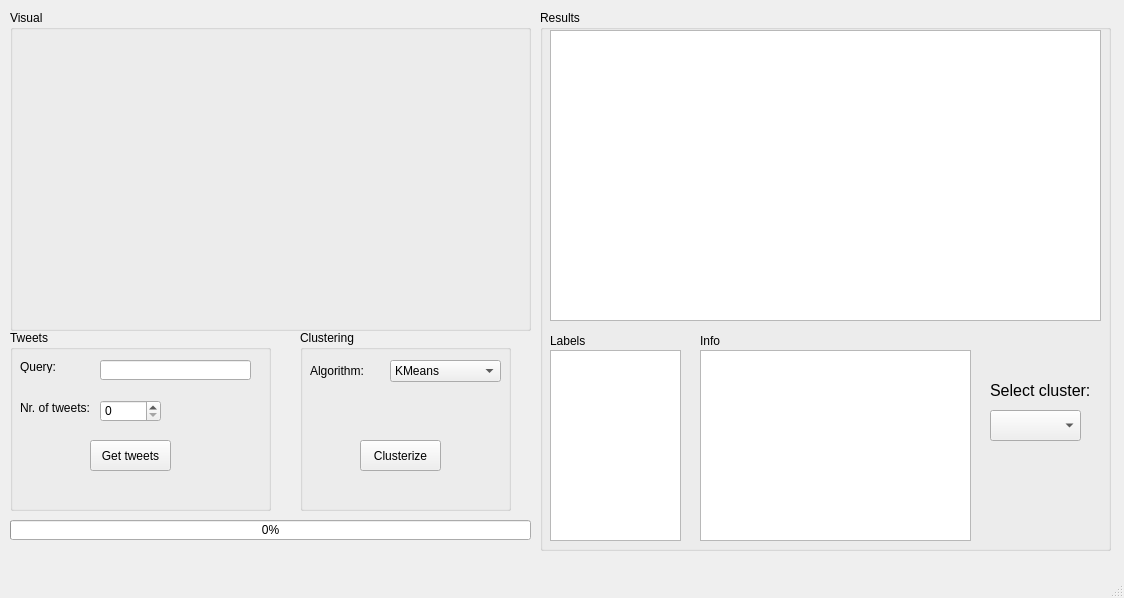
Before: the Qt Designer form frontend/main_window.ui in nemesszili/tweetcluster, drawn with Qt 5.
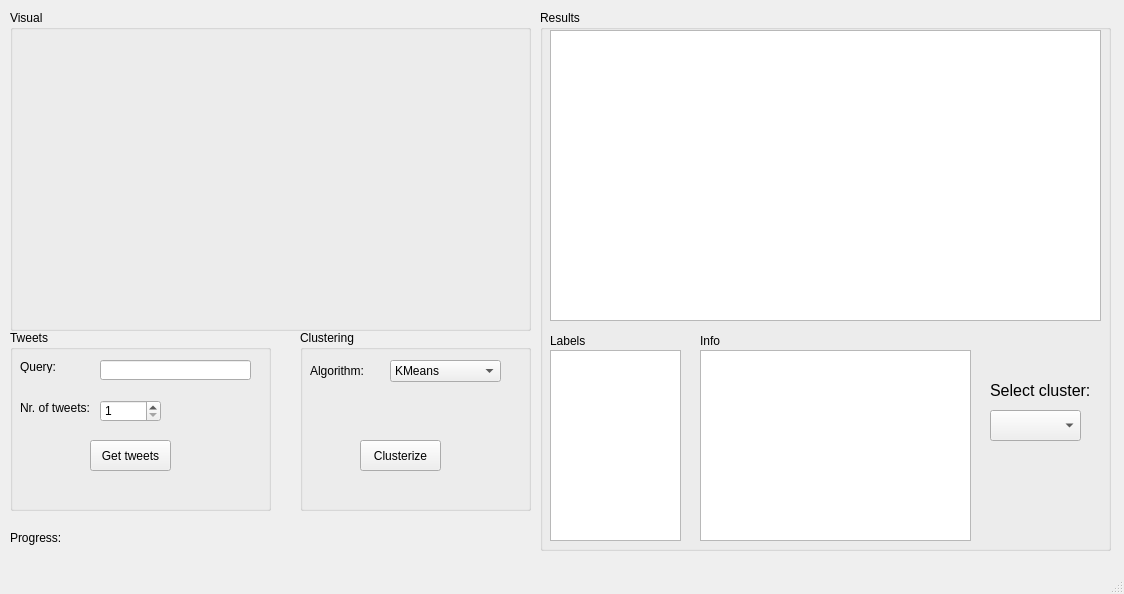
After: the same form once the commit is applied.

What changed in the file:
```diff
--- a/frontend/main_window.ui
+++ b/frontend/main_window.ui
@@ -7,7 +7,7 @@
     <x>0</x>
     <y>0</y>
     <width>1124</width>
-    <height>598</height>
+    <height>594</height>
    </rect>
   </property>
   <property name="sizePolicy">
@@ -90,8 +90,11 @@
        <height>22</height>
       </rect>
      </property>
+     <property name="minimum">
+      <number>1</number>
+     </property>
      <property name="maximum">
-      <number>100</number>
+      <number>5000</number>
      </property>
     </widget>
    </widget>
@@ -100,7 +103,7 @@
      <rect>
       <x>300</x>
       <y>330</y>
-      <width>211</width>
+      <width>231</width>
       <height>181</height>
      </rect>
     </property>
@@ -159,19 +162,6 @@
      </property>
     </widget>
    </widget>
-   <widget class="QProgressBar" name="progressBar">
-    <property name="geometry">
-     <rect>
-      <x>10</x>
-      <y>520</y>
-      <width>521</width>
-      <height>20</height>
-     </rect>
-    </property>
-    <property name="value">
-     <number>0</number>
-    </property>
-   </widget>
    <widget class="QGroupBox" name="groupBox_3">
     <property name="geometry">
      <rect>
@@ -293,6 +283,32 @@
      <layout class="QVBoxLayout" name="verticalLayout"/>
     </widget>
    </widget>
+   <widget class="QLabel" name="label_7">
+    <property name="geometry">
+     <rect>
+      <x>10</x>
+      <y>530</y>
+      <width>61</width>
+      <height>16</height>
+     </rect>
+    </property>
+    <property name="text">
+     <string>Progress:</string>
+    </property>
+   </widget>
+   <widget class="QLabel" name="progressLabel">
+    <property name="geometry">
+     <rect>
+      <x>70</x>
+      <y>530</y>
+      <width>141</width>
+      <height>16</height>
+     </rect>
+    </property>
+    <property name="text">
+     <string/>
+    </property>
+   </widget>
   </widget>
   <widget class="QMenuBar" name="menubar">
    <property name="geometry">
```
